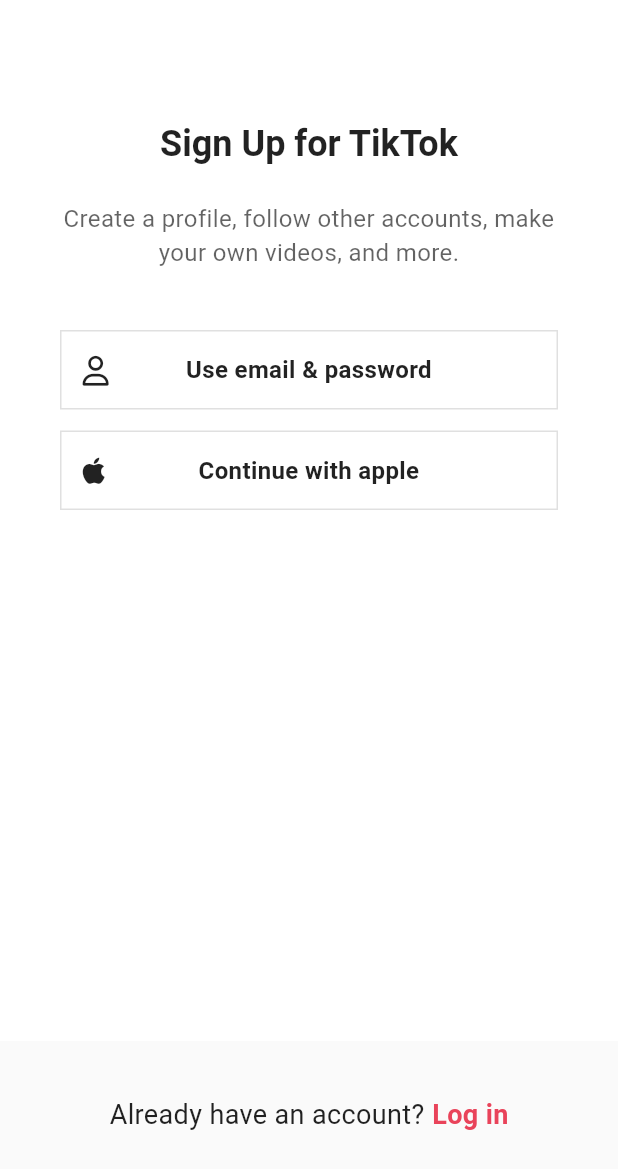
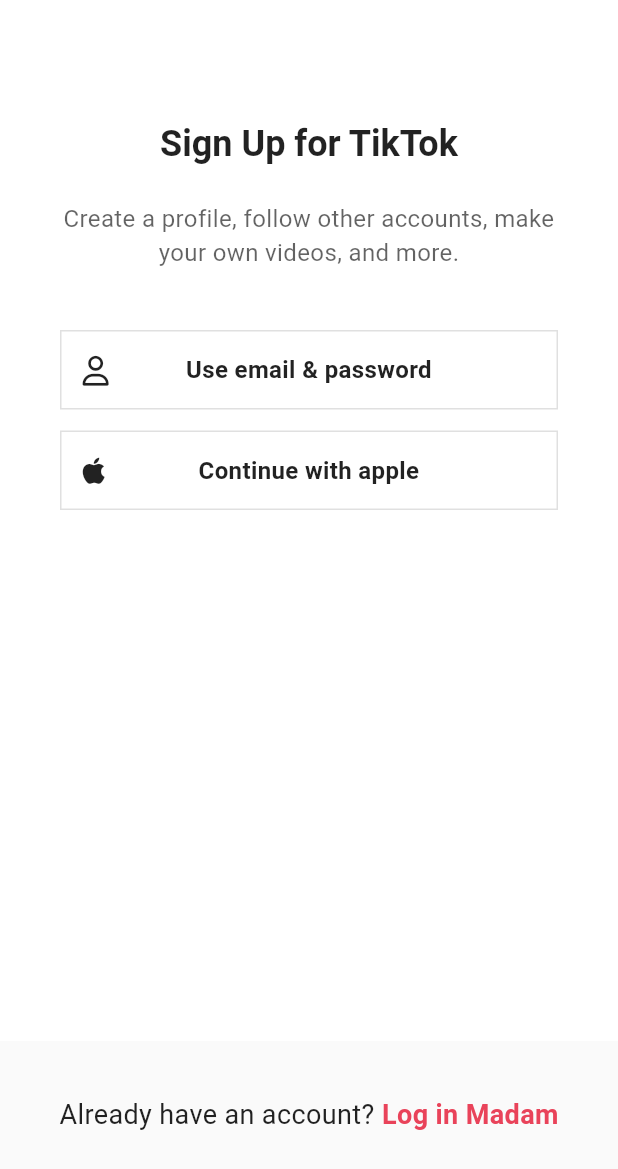
Before and after one commit to shinysuh/Snapster, a Flutter app: the screen it shows after launch, on a phone screen of 412 x 824 dp. Shown: the top 1169 px of the screen. Run offline on Flutter 3.47's test engine with Material 3 defaults, Android fonts, the phone set to English and light mode, and no system bars; our stand-ins replace font_awesome_flutter, google_fonts, video_player, visibility_detector.

Commit message:
feat: l10n pluralization / selection 실습

```diff
--- a/lib/features/authentication/sign_up_screen.dart
+++ b/lib/features/authentication/sign_up_screen.dart
@@ -48,7 +48,7 @@ class SignUpScreen extends StatelessWidget {
                   Opacity(
                     opacity: 0.7,
                     child: Text(
-                      S.of(context).signUpSubtitle,
+                      S.of(context).signUpSubtitle(3),
                       style: const TextStyle(
                         fontSize: Sizes.size16,
                         // color: isDarkMode(context)
@@ -121,7 +121,7 @@ class SignUpScreen extends StatelessWidget {
                 GestureDetector(
                   onTap: () => _onTapLogin(context),
                   child: Text(
-                    S.of(context).logIn,
+                    S.of(context).logIn('female'),
                     style: TextStyle(
                       color: Theme.of(context).primaryColor,
                       fontSize: Sizes.size18,
--- a/lib/l10n/intl_en.arb
+++ b/lib/l10n/intl_en.arb
@@ -9,11 +9,11 @@
       }
     }
   },
-  "signUpSubtitle": "Create a profile, follow other accounts, make your own videos, and more.",
+  "signUpSubtitle": "Create a profile, follow other accounts, make your own {videoCount, plural, =0{no videos} =1{video} other{videos}}, and more.",
   "useEmailPassword": "Use email & password",
   "continueWithApple": "Continue with apple",
   "alreadyHaveAnAccount": "Already have an account?",
-  "logIn": "Log in",
+  "logIn": "Log in {gender, select, male{Sir} female{Madam} other{Human}}",
   "logInToTiktok": "Log in to {nameOfTheApp}",
   "dontHaveAnAccount": "Don't have an account?",
   "signUp": "Sign up",
```
Also changed, not shown: lib/generated/intl/messages_en.dart, lib/generated/intl/messages_ko.dart, lib/generated/l10n.dart.
